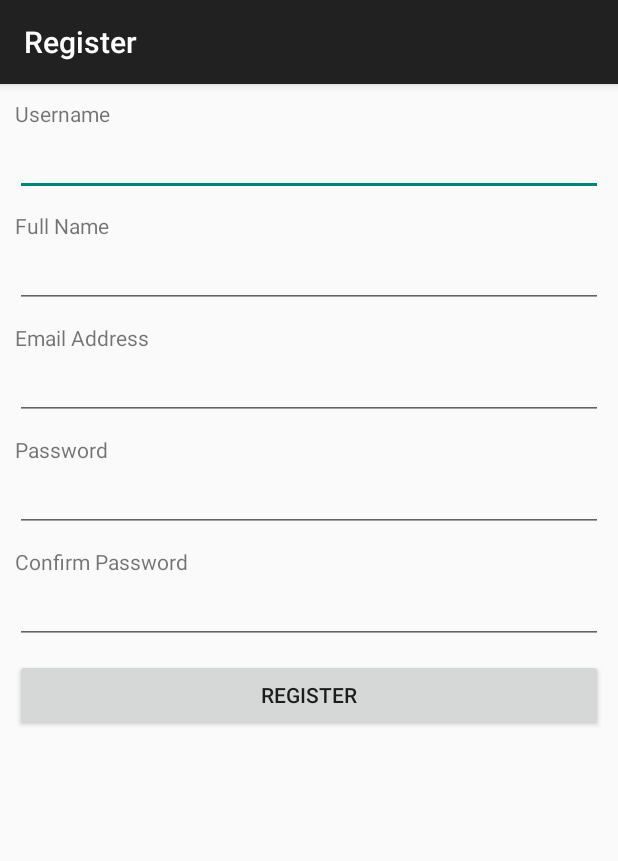
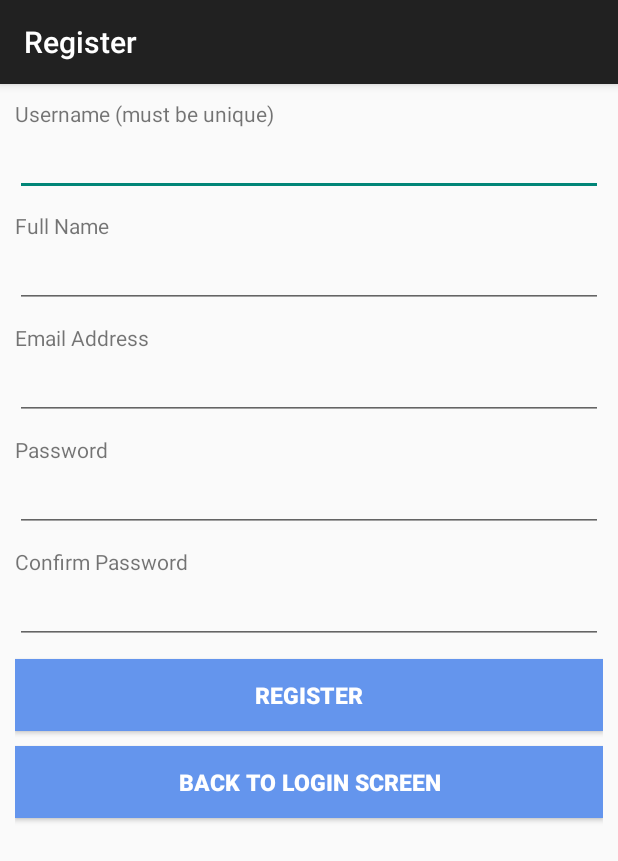
Before and after one commit to OlirianWarrior/DebateApp, an Android app: the Register screen opened directly, with no data from a screen before it, on a phone screen of 412 x 824 dp. Shown: the top 861 px of the screen. Run offline under Robolectric (Android 15) with nearby library versions, the phone set to English and light mode, and no system bars.

```diff
--- a/app/src/main/java/com/gmail/donncha/assignment/DebateList.java
+++ b/app/src/main/java/com/gmail/donncha/assignment/DebateList.java
@@ -4,6 +4,7 @@ import android.content.Intent;
 import android.database.Cursor;
 import android.os.Bundle;
 import android.support.v7.app.AppCompatActivity;
+import android.util.Log;
 import android.view.View;
 import android.widget.AdapterView;
 import android.widget.ArrayAdapter;
@@ -61,8 +62,13 @@ public class DebateList extends AppCompatActivity implements View.OnClickListene
     public void onItemClick(AdapterView<?> parent, View view, int position, long id) {
         String username = getIntent().getStringExtra("Username");
 
+        String data =(String)parent.getItemAtPosition(position);
+
+        Log.w("Listview info: ", data);
+
         Intent i = new Intent(DebateList.this, DisplayDebate.class);
         i.putExtra("Username", username);
+        i.putExtra("Data", data);
         startActivity(i);
     }
 }
--- a/app/src/main/java/com/gmail/donncha/assignment/Menu.java
+++ b/app/src/main/java/com/gmail/donncha/assignment/Menu.java
@@ -34,8 +34,6 @@ public class Menu extends AppCompatActivity implements View.OnClickListener {
         bSearch2.setOnClickListener(this);
         bCreateDebate.setOnClickListener(this);
 
-        TextView tv = (TextView)findViewById(R.id.tvUserName);
-        tv.setText("Welcome " + username);
     }
 
     @Override
--- a/app/src/main/res/layout/activity_debatelist.xml
+++ b/app/src/main/res/layout/activity_debatelist.xml
@@ -10,6 +10,11 @@
 </ListView>
 
     <Button
+        android:layout_marginBottom="10dp"
+        android:background="#6495ed"
+        android:textColor="#fff"
+        android:textStyle="bold"
+        android:textSize="15dp"
         android:layout_width="match_parent"
         android:layout_height="wrap_content"
         android:text="Back to Menu"
--- a/app/src/main/res/layout/activity_register.xml
+++ b/app/src/main/res/layout/activity_register.xml
@@ -8,7 +8,7 @@
     <TextView
         android:layout_width="wrap_content"
         android:layout_height="wrap_content"
-        android:text="Username" />
+        android:text="Username (must be unique)" />
 
     <EditText
         android:id="@+id/regUsername"
@@ -58,6 +58,7 @@
         android:text="Confirm Password" />
 
     <EditText
+
         android:id="@+id/regConfPassword"
         android:layout_width="match_parent"
         android:layout_height="wrap_content"
@@ -65,9 +66,26 @@
         android:inputType="textPassword" />
 
     <Button
+        android:background="#6495ed"
+        android:textColor="#fff"
+        android:textStyle="bold"
+        android:textSize="15dp"
+        android:layout_marginBottom="10dp"
         android:id="@+id/regRegister"
         android:text="Register"
         android:layout_width="match_parent"
-        android:layout_height="wrap_content" />
+        android:layout_height="wrap_content"
+        />
+
+    <Button
+        android:background="#6495ed"
+        android:textColor="#fff"
+        android:textStyle="bold"
+        android:textSize="15dp"
+        android:id="@+id/bBack"
+        android:text="Back to Login Screen"
+        android:layout_width="match_parent"
+        android:layout_height="wrap_content"
+        />
 
 </LinearLayout>
```
Also changed, not shown: app/src/main/java/com/gmail/donncha/assignment/CreateDebate.java (+14 -0 lines), app/src/main/java/com/gmail/donncha/assignment/MainActivity.java (+12 -1 lines), app/src/main/java/com/gmail/donncha/assignment/Register.java (+32 -14 lines), app/src/main/res/layout/activity_account.xml (+10 -1 lines), app/src/main/res/layout/activity_createdebate.xml (+13 -1 lines), app/src/main/res/layout/activity_displaydebate.xml (+18 -0 lines), app/src/main/res/layout/activity_main.xml (+8 -0 lines), app/src/main/res/layout/activity_menu.xml (+24 -3 lines), app/src/main/res/layout/activity_searchbytopic.xml (+10 -0 lines), app/src/main/java/com/gmail/donncha/assignment/Account.java (line endings or trailing spaces).
